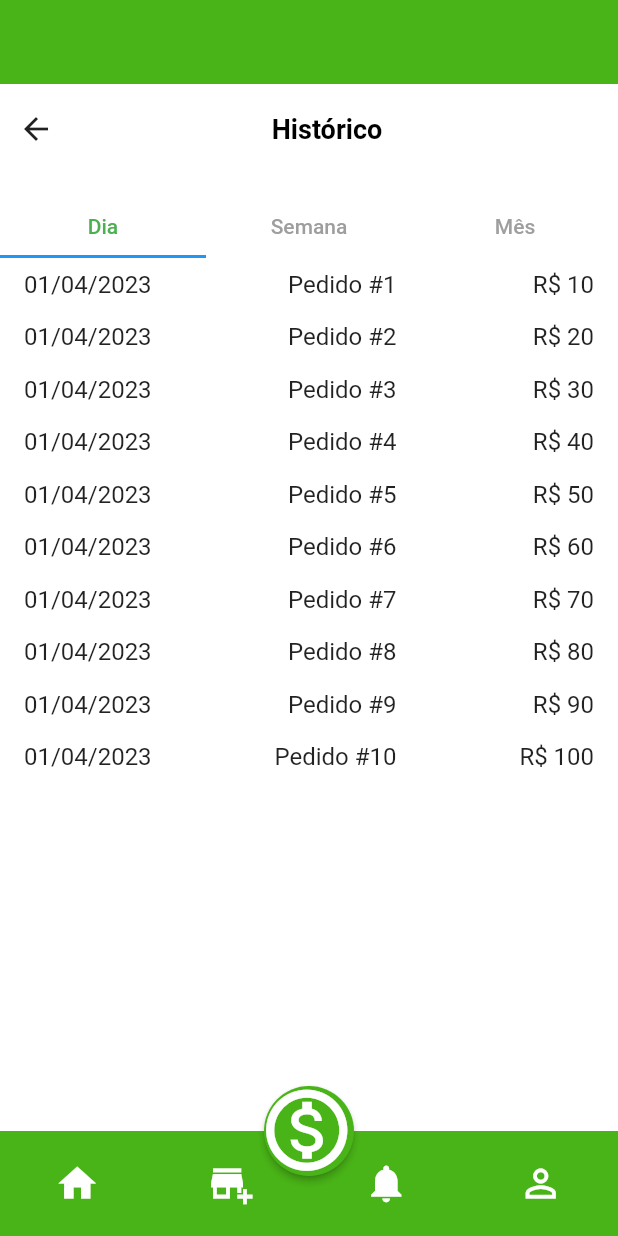
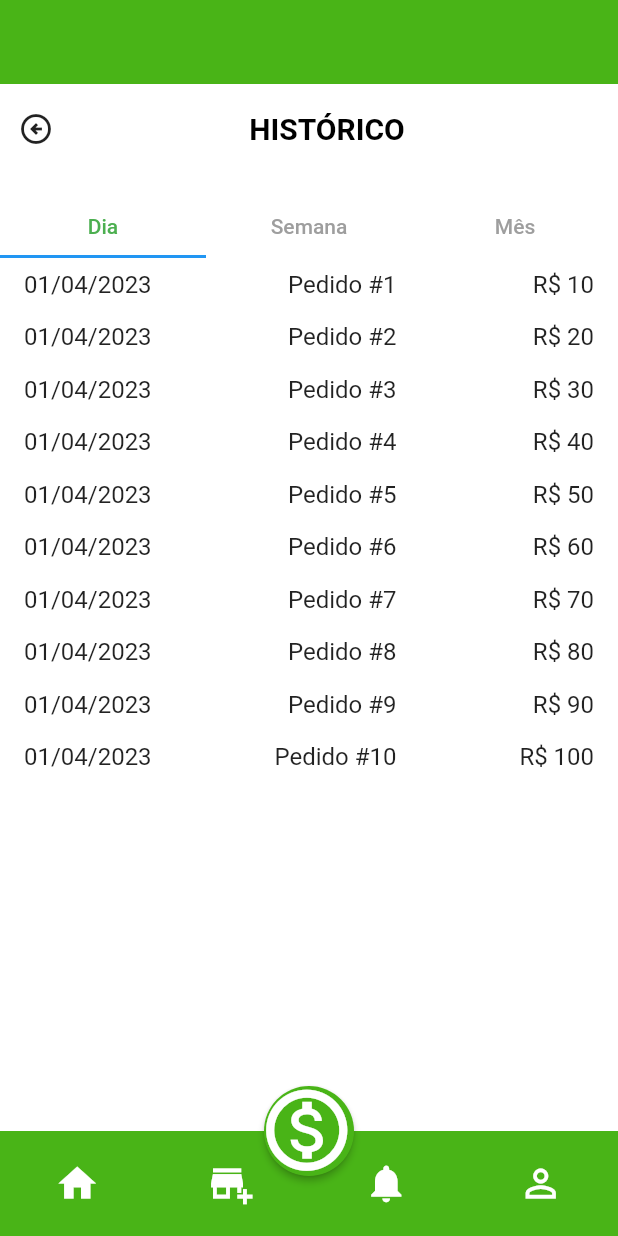
Before and after one commit to jeangsilva/olympusfood, a Flutter app: the HistoryScreen screen opened directly, on a phone screen of 412 x 824 dp. Run offline on Flutter 3.47's test engine with Material 2 defaults, Android fonts, the phone set to English and light mode, and no system bars; our stand-ins replace page_indicator; network calls fail.

Commit message:
Update history_screen.dart

```diff
--- a/lib/screens/history_screen.dart
+++ b/lib/screens/history_screen.dart
@@ -47,13 +47,13 @@ class _HistoryScreenState extends State<HistoryScreen>
                   onPressed: () {
                     Navigator.pop(context);
                   },
-                  icon: const Icon(Icons.arrow_back),
+                  icon: const Icon(Icons.arrow_circle_left_outlined),
                 ),
                 const Text(
-                  'Histórico',
+                  'HISTÓRICO',
                   style: TextStyle(
                     color: Colors.black,
-                    fontSize: 18,
+                    fontSize: 20,
                     fontWeight: FontWeight.bold,
                   ),
                 ),
```
